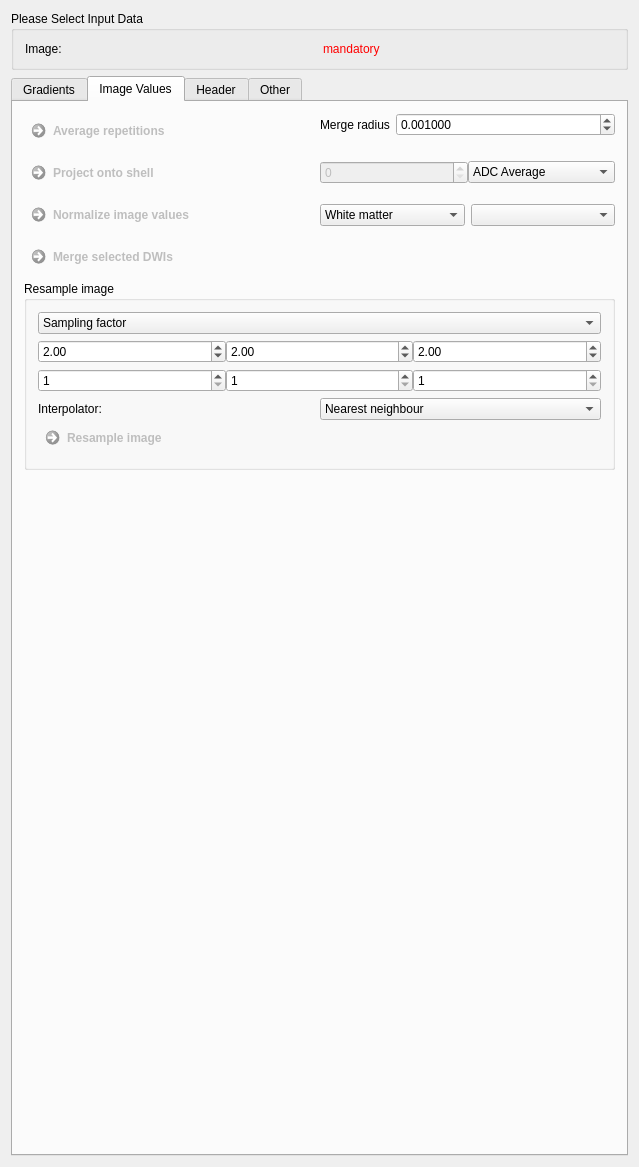
This is Plugins/org.mitk.gui.qt.diffusionimaging/src/internal/QmitkPreprocessingViewControls.ui in MITK/MITK as Qt 5 draws it before an edit. The edited form follows.
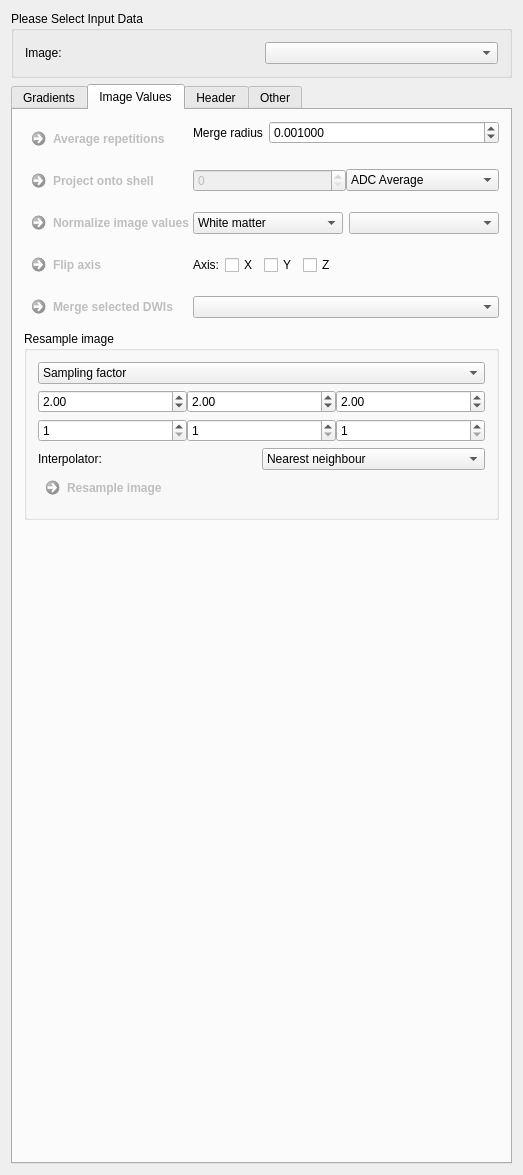
This is the edited form. The open tabs and pages were chosen to show the change. Custom widgets are drawn as their Qt base class.

```diff
--- a/Plugins/org.mitk.gui.qt.diffusionimaging/src/internal/QmitkPreprocessingViewControls.ui
+++ b/Plugins/org.mitk.gui.qt.diffusionimaging/src/internal/QmitkPreprocessingViewControls.ui
@@ -6,8 +6,8 @@
    <rect>
     <x>0</x>
     <y>0</y>
-    <width>639</width>
-    <height>1148</height>
+    <width>523</width>
+    <height>1158</height>
    </rect>
   </property>
   <property name="minimumSize">
@@ -43,12 +43,9 @@
        </widget>
       </item>
       <item row="0" column="1">
-       <widget class="QLabel" name="m_DiffusionImageLabel">
-        <property name="text">
-         <string>&lt;html&gt;&lt;head/&gt;&lt;body&gt;&lt;p&gt;&lt;span style=&quot; color:#ff0000;&quot;&gt;mandatory&lt;/span&gt;&lt;/p&gt;&lt;/body&gt;&lt;/html&gt;</string>
-        </property>
-        <property name="wordWrap">
-         <bool>true</bool>
+       <widget class="QmitkDataStorageComboBox" name="m_SelctedImageComboBox">
+        <property name="sizeAdjustPolicy">
+         <enum>QComboBox::AdjustToMinimumContentsLength</enum>
         </property>
        </widget>
       </item>
@@ -454,6 +451,9 @@
                <property name="toolTip">
                 <string>Select projection method.</string>
                </property>
+               <property name="sizeAdjustPolicy">
+                <enum>QComboBox::AdjustToMinimumContentsLength</enum>
+               </property>
                <item>
                 <property name="text">
                  <string>ADC Average</string>
@@ -535,6 +535,9 @@
                <property name="toolTip">
                 <string>Select binary mask image.</string>
                </property>
+               <property name="sizeAdjustPolicy">
+                <enum>QComboBox::AdjustToMinimumContentsLength</enum>
+               </property>
               </widget>
              </item>
              <item row="0" column="0">
@@ -542,6 +545,9 @@
                <property name="toolTip">
                 <string>Select normalization reference.</string>
                </property>
+               <property name="sizeAdjustPolicy">
+                <enum>QComboBox::AdjustToMinimumContentsLength</enum>
+               </property>
                <item>
                 <property name="text">
                  <string>White matter</string>
@@ -562,6 +568,97 @@
             </layout>
            </widget>
           </item>
+          <item row="4" column="0">
+           <widget class="QCommandLinkButton" name="m_FlipAxis">
+            <property name="enabled">
+             <bool>false</bool>
+            </property>
+            <property name="toolTip">
+             <string>Merges selected DWIs of same dimension. If several b-values are present, the resulting image will contain multiple b-shells.</string>
+            </property>
+            <property name="statusTip">
+             <string/>
+            </property>
+            <property name="whatsThis">
+             <string notr="true"/>
+            </property>
+            <property name="text">
+             <string>Flip axis</string>
+            </property>
+           </widget>
+          </item>
+          <item row="4" column="1">
+           <widget class="QFrame" name="frame_7">
+            <property name="frameShape">
+             <enum>QFrame::NoFrame</enum>
+            </property>
+            <property name="frameShadow">
+             <enum>QFrame::Raised</enum>
+            </property>
+            <layout class="QGridLayout" name="gridLayout_20">
+             <property name="leftMargin">
+              <number>0</number>
+             </property>
+             <property name="topMargin">
+              <number>0</number>
+             </property>
+             <property name="rightMargin">
+              <number>0</number>
+             </property>
+             <property name="bottomMargin">
+              <number>0</number>
+             </property>
+             <item row="0" column="2">
+              <widget class="QCheckBox" name="m_FlipY">
+               <property name="text">
+                <string>Y</string>
+               </property>
+              </widget>
+             </item>
+             <item row="0" column="4">
+              <spacer name="horizontalSpacer_4">
+               <property name="orientation">
+                <enum>Qt::Horizontal</enum>
+               </property>
+               <property name="sizeHint" stdset="0">
+                <size>
+                 <width>40</width>
+                 <height>20</height>
+                </size>
+               </property>
+              </spacer>
+             </item>
+             <item row="0" column="1">
+              <widget class="QCheckBox" name="m_FlipX">
+               <property name="text">
+                <string>X</string>
+               </property>
+              </widget>
+             </item>
+             <item row="0" column="3">
+              <widget class="QCheckBox" name="m_FlipZ">
+               <property name="text">
+                <string>Z</string>
+               </property>
+              </widget>
+             </item>
+             <item row="0" column="0">
+              <widget class="QLabel" name="label_8">
+               <property name="text">
+                <string>Axis:</string>
+               </property>
+              </widget>
+             </item>
+            </layout>
+           </widget>
+          </item>
+          <item row="6" column="1">
+           <widget class="QmitkDataStorageComboBox" name="m_MergeDwiBox">
+            <property name="sizeAdjustPolicy">
+             <enum>QComboBox::AdjustToMinimumContentsLength</enum>
+            </property>
+           </widget>
+          </item>
          </layout>
         </widget>
        </item>
```
Left out of the diff: 988 changed lines with no effect on the pictures.
